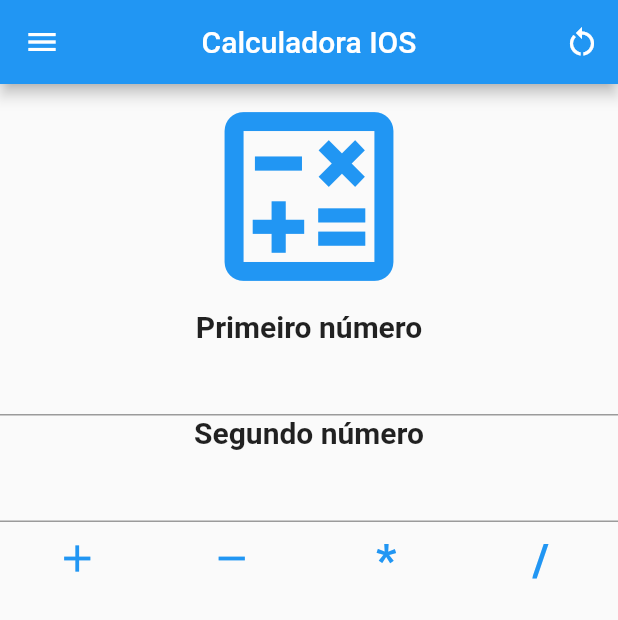
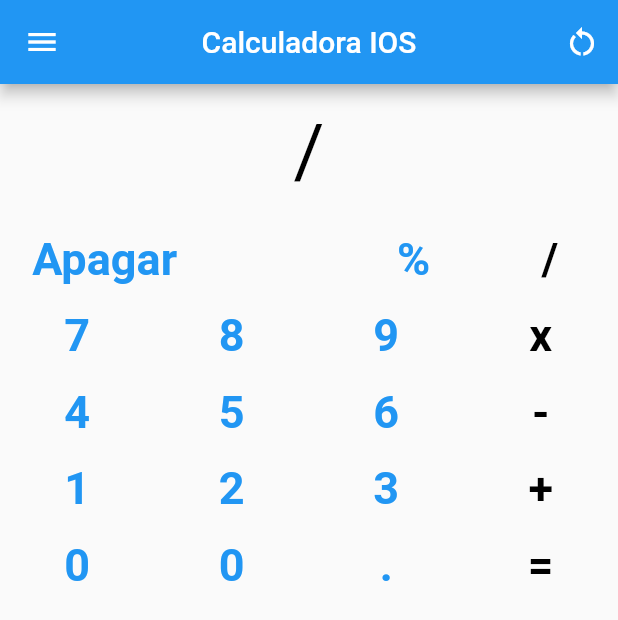
Before and after one commit to viniciosazambuja/flutter-app-ADS, a Flutter app: the CalculadoraIOSPage screen opened directly, after a tap on an icon or button, on a phone screen of 412 x 824 dp. Shown: the top 620 px of the screen. Run offline on Flutter 3.47's test engine with Material 2 defaults, Android fonts, the phone set to English and light mode, and no system bars; network calls fail.

Commit message:
caculadora ios

```diff
--- a/lib/pages/calculdadora_ios_page.dart
+++ b/lib/pages/calculdadora_ios_page.dart
@@ -14,7 +14,7 @@ class CalculadoraIOSPage extends StatefulWidget {
 
 class _CalculadoraIOSPage extends State<CalculadoraIOSPage> {
   late double _num, _num2 = 0;
-  String _resultado = '';
+  late String _resultado, _valorCalculo = '';
 
 
 
@@ -22,6 +22,14 @@ class _CalculadoraIOSPage extends State<CalculadoraIOSPage> {
   final _inputControllerNum2 = TextEditingController();
 
   List<String> _list =[];
+
+  void _addValor(valor){
+    _valorCalculo += valor;
+
+    setState(() {
+      _valorCalculo = _valorCalculo;
+    });
+  }
 
   void _setList() {
     _list.add(_resultado);
@@ -33,56 +41,62 @@ class _CalculadoraIOSPage extends State<CalculadoraIOSPage> {
     });
   }
 
-  void _limpaLista() {
-    _list.clear();
+  void _limpaValor() {
+    _valorCalculo = '';
 
     setState(() {
-      _list = _list;
+      _valorCalculo = _valorCalculo;
     });
   }
 
-  void _diminuir(){
+  void _calculoValor(){
 
-    _num = double.parse(_inputControllerNum.text);
-    _num2 = double.parse(_inputControllerNum2.text);
+    List<String> valores = [];
+    List<String> caracteres = [];
 
-    double resultadoDim = _num - _num2;
-    _resultado = resultadoDim.toString();
+    _valorCalculo.split('').forEach((valor) => {
+      if(valor == 'x' || valor == '+' || valor == '/' || valor == '-'){
+        caracteres.add(valor)
+      } else {
+        valores.add(valor)
+      }
+    });
 
-    _setList();
-  }
+    double total = 0;
 
-  void _somar(){
+    for(int i = 0; i <= valores.length; i++){
 
-    _num = double.parse(_inputControllerNum.text);
-    _num2 = double.parse(_inputControllerNum2.text);
-
-    double resultadoSoma = _num + _num2;
-    _resultado = resultadoSoma.toString();
-
-    _setList();
-  }
-
-  void _multiplicar(){
-
-    _num = double.parse(_inputControllerNum.text);
-    _num2 = double.parse(_inputControllerNum2.text);
-
-    double resultadoSoma = _num * _num2;
-    _resultado = resultadoSoma.toString();
-
-    _setList();
-  }
-
-  void _dividir(){
-
-    _num = double.parse(_inputControllerNum.text);
-    _num2 = double.parse(_inputControllerNum2.text);
-
-    double resultadoSoma = _num / _num2;
-    _resultado = resultadoSoma.toString();
-
-    _setList();
+      if(i==0){
+        double v1 = double.parse(valores[0]);
+        double v2 = double.parse(valores[1]);
+        switch (caracteres[0]){
+          case '+': {
+            total = v1 + v2;
+            break;
+          }
+          case '-': {
+            total = v1 - v2;
+            break;
+          }
+          case 'x': {
+            total = v1 * v2;
+            break;
+          }
+          case '/': {
+            total = v1 / v2;
+            break;
+          }
+          default:{
+            total: total;
+            break;
+          }
+        }
+      }
+    }
+    setState(() {
+      _valorCalculo = '';
+      _valorCalculo = total.toString();
+    });
   }
 
   @override
@@ -97,99 +111,172 @@ class _CalculadoraIOSPage extends State<CalculadoraIOSPage> {
               Icons.restart_alt,
               color: Colors.white,
             ),
-            onPressed: _limpaLista,
+            onPressed: _limpaValor,
           )
         ],
       ),
       drawer: Menu(context),
       body: SingleChildScrollView(
         child: Column(
-            mainAxisAlignment: MainAxisAlignment.center,
+
             children: <Widget>[
-              Row(
-                  mainAxisAlignment: MainAxisAlignment.center,
-                  crossAxisAlignment: CrossAxisAlignment.start,
-                  children: [
-                    Icon(
-                      Icons.calculate_outlined,
-                      size: 150,
-                      color: Colors.blue,
-                    ),
-                  ]),
-              Text(
-                'Primeiro número',
-                textAlign: TextAlign.left,
-                style: TextStyle(fontSize: 20, fontWeight: FontWeight.bold),
-              ),
-              TextField(
-                  textAlign: TextAlign.center,
-                  controller: _inputControllerNum,
-                  keyboardType: TextInputType.number,
-                  style: TextStyle(fontSize: 16)),
-              Text(
-                'Segundo número',
-                textAlign: TextAlign.left,
-                style: TextStyle(fontSize: 20, fontWeight: FontWeight.bold),
-              ),
-              TextField(
-                  textAlign: TextAlign.center,
-                  controller: _inputControllerNum2,
-                  keyboardType: TextInputType.number,
-                  style: TextStyle(fontSize: 16)),
+              Container(
+                  child: Padding(
+                    padding:  EdgeInsets.all(16.0),
+                    child:  Text('${_valorCalculo}', style: TextStyle(color: Colors.black, fontSize: 50.0),),
+              )) ,
+
               Row(
                   mainAxisAlignment: MainAxisAlignment.spaceAround,
                   crossAxisAlignment: CrossAxisAlignment.start,
                   children: [
-                    IconButton(
-                      icon: const Icon(Icons.add,
-                        size: 30,
-                        color: Colors.blue,),
-                      tooltip: 'Mais',
+                    TextButton(
+                      onPressed: (){
+                        _limpaValor();
+                      },
+                      child: Text('Apagar', style: TextStyle(fontSize: 30, color: Colors.blue, fontWeight: FontWeight.bold)),
+                    ),
+                    TextButton(
+                      onPressed: null,
+                      child: Text(' ', style: TextStyle(fontSize: 30, color: Colors.blue, fontWeight: FontWeight.bold)),
+                    ),
+                    TextButton(
+                      onPressed: null,
+                      child: Text('%', style: TextStyle(fontSize: 30, color: Colors.blue, fontWeight: FontWeight.bold)),
+                    ),
+                    TextButton(
                       onPressed: () {
+                        _addValor('/');
                         setState(() {
-                          _somar();
+
                         });
                       },
-                    ),
-                    IconButton(
-                      icon: const Icon(Icons.remove,
-                        size: 30,
-                        color: Colors.blue,),
-                      tooltip: 'Menos',
-                      onPressed: () {
-                        setState(() {
-                          _diminuir();
-                        });
-                      },
-                    ),
-                    IconButton(
-                      icon: Text("*",
-                          style: TextStyle(fontSize: 30, color: Colors.blue, fontWeight: FontWeight.bold)),
-                      tooltip: 'Vezes',
-                      onPressed: () {
-                        setState(() {
-                          _multiplicar();
-                        });
-                      },
-                    ),
-                    IconButton(
-                      icon: Text("/",
-                          style: TextStyle(fontSize: 30, color: Colors.blue, fontWeight: FontWeight.bold)),
-                      tooltip: 'Divisao',
-                      onPressed: () {
-                        setState(() {
-                          _dividir();
-                        });
-                      },
+                      child: Text('/', style: TextStyle(fontSize: 30, color: Colors.black, fontWeight: FontWeight.bold)),
                     ),
                   ]),
               Row(
-                  mainAxisAlignment: MainAxisAlignment.center,
+                  mainAxisAlignment: MainAxisAlignment.spaceAround,
                   crossAxisAlignment: CrossAxisAlignment.start,
                   children: [
-                    Text(
-                      '$_resultado',
-                      style: TextStyle(fontSize: 30),
+                    TextButton(
+                      onPressed: () {
+                        _addValor('7');
+                      },
+                      child: Text('7', style: TextStyle(fontSize: 30, color: Colors.blue, fontWeight: FontWeight.bold)),
+                    ),
+                    TextButton(
+                      onPressed: () {
+                        _addValor('8');
+                        },
+                      child: Text('8', style: TextStyle(fontSize: 30, color: Colors.blue, fontWeight: FontWeight.bold)),
+                    ),
+                    TextButton(
+                      onPressed:  () {
+                        _addValor('9');
+                      },
+                      child: Text('9', style: TextStyle(fontSize: 30, color: Colors.blue, fontWeight: FontWeight.bold)),
+                    ),
+                    TextButton(
+                      onPressed: () {
+                        _addValor('x');
+                        setState(() {
+
+                        });
+                      },
+                      child: Text('x', style: TextStyle(fontSize: 30, color: Colors.black, fontWeight: FontWeight.bold)),
+                    ),
+                  ]),
+              Row(
+                  mainAxisAlignment: MainAxisAlignment.spaceAround,
+                  crossAxisAlignment: CrossAxisAlignment.start,
+                  children: [
+                    TextButton(
+                      onPressed:  () {
+                        _addValor('4');
+                      },
+                      child: Text('4', style: TextStyle(fontSize: 30, color: Colors.blue, fontWeight: FontWeight.bold)),
+                    ),
+                    TextButton(
+                      onPressed:  () {
+                        _addValor('5');
+                      },
+                      child: Text('5', style: TextStyle(fontSize: 30, color: Colors.blue, fontWeight: FontWeight.bold)),
+                    ),
+                    TextButton(
+                      onPressed:  () {
+                        _addValor('6');
+                      },
+                      child: Text('6', style: TextStyle(fontSize: 30, color: Colors.blue, fontWeight: FontWeight.bold)),
+                    ),
+                    TextButton(
+                      onPressed: () {
+                        _addValor('-');
+                        setState(() {
+
+                        });
+                      },
+                      child: Text('-', style: TextStyle(fontSize: 30, color: Colors.black, fontWeight: FontWeight.bold)),
+                    ),
+                  ]),
+              Row(
+                  mainAxisAlignment: MainAxisAlignment.spaceAround,
+                  crossAxisAlignment: CrossAxisAlignment.start,
+                  children: [
+                    TextButton(
+                      onPressed:  () {
+                        _addValor('1');
+                      },
+                      child: Text('1', style: TextStyle(fontSize: 30, color: Colors.blue, fontWeight: FontWeight.bold)),
+                    ),
+                    TextButton(
+                      onPressed:  () {
+                        _addValor('2');
+                      },
+                      child: Text('2', style: TextStyle(fontSize: 30, color: Colors.blue, fontWeight: FontWeight.bold)),
+                    ),
+                    TextButton(
+                      onPressed:  () {
+                        _addValor('3');
+                      },
+                      child: Text('3', style: TextStyle(fontSize: 30, color: Colors.blue, fontWeight: FontWeight.bold)),
+                    ),
+                    TextButton(
+                      onPressed: () {
+                        _addValor('+');
+                        setState(() {
+
+                        });
+                      },
+                      child: Text('+', style: TextStyle(fontSize: 30, color: Colors.black, fontWeight: FontWeight.bold)),
+                    ),
+                  ]),
+              Row(
+                  mainAxisAlignment: MainAxisAlignment.spaceAround,
+                  crossAxisAlignment: CrossAxisAlignment.start,
+                  children: [
+                    TextButton(
+                      onPressed:  () {
+                        _addValor('0');
+                      },
+                      child: Text('0', style: TextStyle(fontSize: 30, color: Colors.blue, fontWeight: FontWeight.bold)),
+                    ),
+                    TextButton(
+                      onPressed:  () {
+                        _addValor('0');
+                      },
+                      child: Text('0', style: TextStyle(fontSize: 30, color: Colors.blue, fontWeight: FontWeight.bold)),
+                    ),
+                    TextButton(
+                      onPressed: null,
+                      child: Text('.', style: TextStyle(fontSize: 30, color: Colors.blue, fontWeight: FontWeight.bold)),
+                    ),
+                    TextButton(
+                      onPressed: () {
+                        setState(() {
+                          _calculoValor();
+                        });
+                      },
+                      child: Text('=', style: TextStyle(fontSize: 30, color: Colors.black, fontWeight: FontWeight.bold)),
                     ),
                   ]),
               SizedBox(
```
